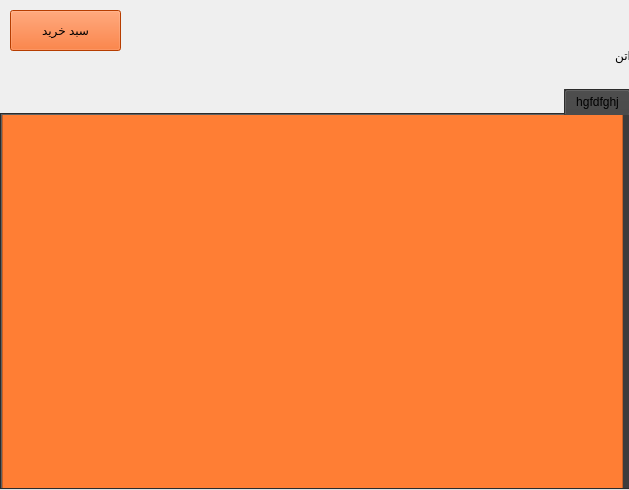
Old version of the form restaurantMenu.ui in the repository pooratho/FOOD.
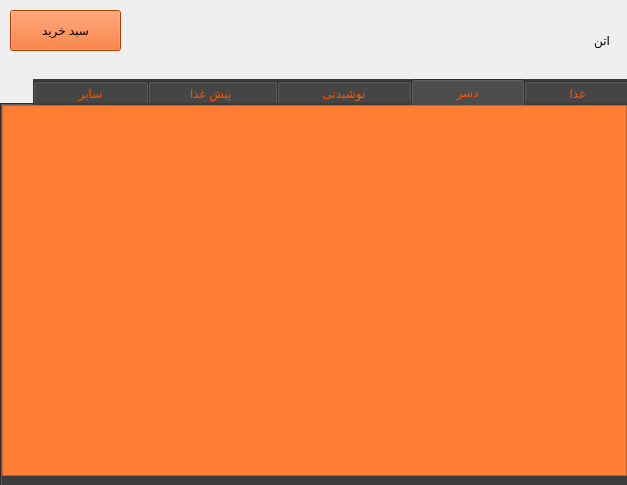
New version of the form. The open tabs and pages were chosen to show the change. Icons and pictures are not drawn.

Commit message: complete restaurant menu

```diff
--- a/restaurantMenu.ui
+++ b/restaurantMenu.ui
@@ -6,8 +6,8 @@
    <rect>
     <x>0</x>
     <y>0</y>
-    <width>629</width>
-    <height>490</height>
+    <width>627</width>
+    <height>485</height>
    </rect>
   </property>
   <property name="windowTitle">
@@ -17,23 +17,25 @@
    <property name="geometry">
     <rect>
      <x>0</x>
-     <y>89</y>
+     <y>79</y>
      <width>631</width>
-     <height>401</height>
+     <height>411</height>
     </rect>
    </property>
    <property name="layoutDirection">
     <enum>Qt::LayoutDirection::RightToLeft</enum>
    </property>
    <property name="styleSheet">
-    <string notr="true">background-color: rgb(60, 60, 60);</string>
+    <string notr="true">background-color: rgb(60, 60, 60);
+font: 13pt &quot;B Farnaz&quot;;
+color: rgb(255, 85, 0);</string>
    </property>
    <property name="currentIndex">
     <number>0</number>
    </property>
    <widget class="QWidget" name="tab">
     <attribute name="title">
-     <string>hgfdfghj</string>
+     <string>          غذا          </string>
     </attribute>
     <widget class="QWidget" name="widget" native="true">
      <property name="geometry">
@@ -50,7 +52,7 @@
         <x>0</x>
         <y>0</y>
         <width>621</width>
-        <height>381</height>
+        <height>371</height>
        </rect>
       </property>
       <property name="styleSheet">
@@ -59,14 +61,86 @@
      </widget>
     </widget>
    </widget>
+   <widget class="QWidget" name="tab_2">
+    <attribute name="title">
+     <string>          دسر          </string>
+    </attribute>
+    <widget class="QListWidget" name="listWidget_2">
+     <property name="geometry">
+      <rect>
+       <x>0</x>
+       <y>0</y>
+       <width>625</width>
+       <height>371</height>
+      </rect>
+     </property>
+     <property name="styleSheet">
+      <string notr="true">background-color: rgb(255, 126, 52);</string>
+     </property>
+    </widget>
+   </widget>
+   <widget class="QWidget" name="tab_3">
+    <attribute name="title">
+     <string>          نوشیدنی          </string>
+    </attribute>
+    <widget class="QListWidget" name="listWidget_3">
+     <property name="geometry">
+      <rect>
+       <x>0</x>
+       <y>0</y>
+       <width>625</width>
+       <height>371</height>
+      </rect>
+     </property>
+     <property name="styleSheet">
+      <string notr="true">background-color: rgb(255, 126, 52);</string>
+     </property>
+    </widget>
+   </widget>
+   <widget class="QWidget" name="tab_4">
+    <attribute name="title">
+     <string>         پیش غذا          </string>
+    </attribute>
+    <widget class="QListWidget" name="listWidget_4">
+     <property name="geometry">
+      <rect>
+       <x>0</x>
+       <y>0</y>
+       <width>625</width>
+       <height>371</height>
+      </rect>
+     </property>
+     <property name="styleSheet">
+      <string notr="true">background-color: rgb(255, 126, 52);</string>
+     </property>
+    </widget>
+   </widget>
+   <widget class="QWidget" name="tab_5">
+    <attribute name="title">
+     <string>          سایر          </string>
+    </attribute>
+    <widget class="QListWidget" name="listWidget_5">
+     <property name="geometry">
+      <rect>
+       <x>0</x>
+       <y>0</y>
+       <width>625</width>
+       <height>371</height>
+      </rect>
+     </property>
+     <property name="styleSheet">
+      <string notr="true">background-color: rgb(255, 126, 52);</string>
+     </property>
+    </widget>
+   </widget>
   </widget>
   <widget class="QLabel" name="label">
    <property name="geometry">
     <rect>
      <x>130</x>
      <y>5</y>
-     <width>501</width>
-     <height>101</height>
+     <width>480</width>
+     <height>70</height>
     </rect>
    </property>
    <property name="layoutDirection">
```
Left out of the diff: 2 changed lines with no effect on the pictures. The commit also changes 777 other files.
